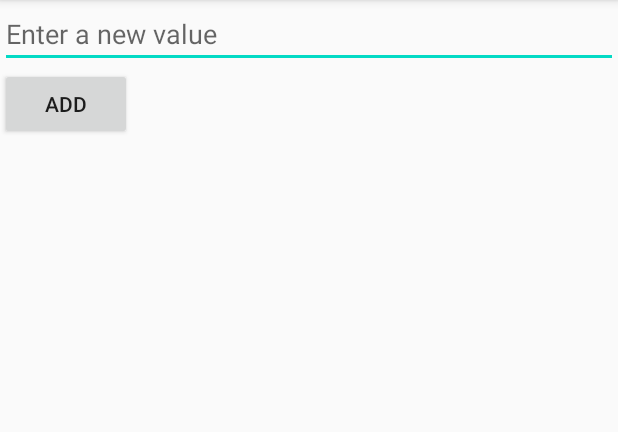
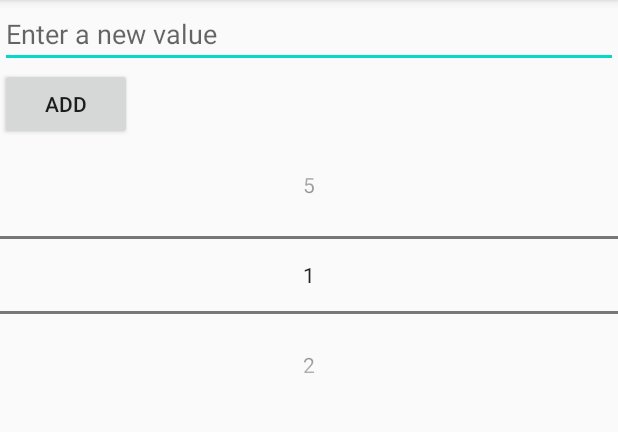
Before and after one commit to Vineetsridhar/SimpleTODO-CodePath, an Android app: the EditActivity screen opened directly, with no data from a screen before it, on a phone screen of 412 x 824 dp, the part 84-516 px from its top. Run offline under Robolectric (Android 15) with nearby library versions, the phone set to English and light mode, and no system bars; 1 statement that could not run was skipped.

```diff
--- a/app/src/main/java/com/example/simpletodo/EditActivity.java
+++ b/app/src/main/java/com/example/simpletodo/EditActivity.java
@@ -8,25 +8,31 @@ import android.util.Log;
 import android.view.View;
 import android.widget.Button;
 import android.widget.EditText;
+import android.widget.NumberPicker;
 
 public class EditActivity extends AppCompatActivity {
     EditText editValue;
     Button saveButton;
     String newText;
+    NumberPicker numberPicker;
     int position;
-    int prio;
+    String prio;
 
     private void instantiateVariables(){
         editValue = findViewById(R.id.editValue);
         saveButton = findViewById(R.id.saveButton);
+        numberPicker = findViewById(R.id.numberPicker);
         Intent i = getIntent();
         newText = i.getStringExtra(MainActivity.KEY_ITEM_TEXT);
         position = i.getIntExtra(MainActivity.KEY_ITEM_POSITION, -1);
-        prio = i.getIntExtra(MainActivity.KEY_ITEM_PRIORITY, -1);
+        prio = i.getStringExtra(MainActivity.KEY_ITEM_PRIORITY);
     }
 
     private void setDefaultValue(){
         editValue.setText(newText);
+        numberPicker.setMinValue(1);
+        numberPicker.setMaxValue(5);
+        numberPicker.setValue(Integer.parseInt(prio));
     }
 
     @Override
@@ -42,7 +48,7 @@ public class EditActivity extends AppCompatActivity {
                 Intent i = new Intent();
                 i.putExtra(MainActivity.KEY_ITEM_TEXT, editValue.getText().toString());
                 i.putExtra(MainActivity.KEY_ITEM_POSITION, position);
-                i.putExtra(MainActivity.KEY_ITEM_PRIORITY, prio);
+                i.putExtra(MainActivity.KEY_ITEM_PRIORITY, String.valueOf(numberPicker.getValue()));
                 setResult(RESULT_OK, i);
 
                 finish();
--- a/app/src/main/res/layout/activity_edit.xml
+++ b/app/src/main/res/layout/activity_edit.xml
@@ -19,4 +19,10 @@
         android:text="@string/add"
         android:id="@+id/saveButton"/>
 
+    <NumberPicker
+        android:layout_width="match_parent"
+        android:layout_height="wrap_content"
+        android:layout_below="@id/saveButton"
+        android:id="@+id/numberPicker" />
+
 </RelativeLayout>
```
Also changed, not shown: app/src/main/java/com/example/simpletodo/ItemsAdapter.java (+15 -7 lines), app/src/main/java/com/example/simpletodo/ListItem.java (+4 -4 lines), app/src/main/java/com/example/simpletodo/MainActivity.java (+7 -4 lines), app/src/main/res/layout/list_item.xml (added, +21 -0 lines).
